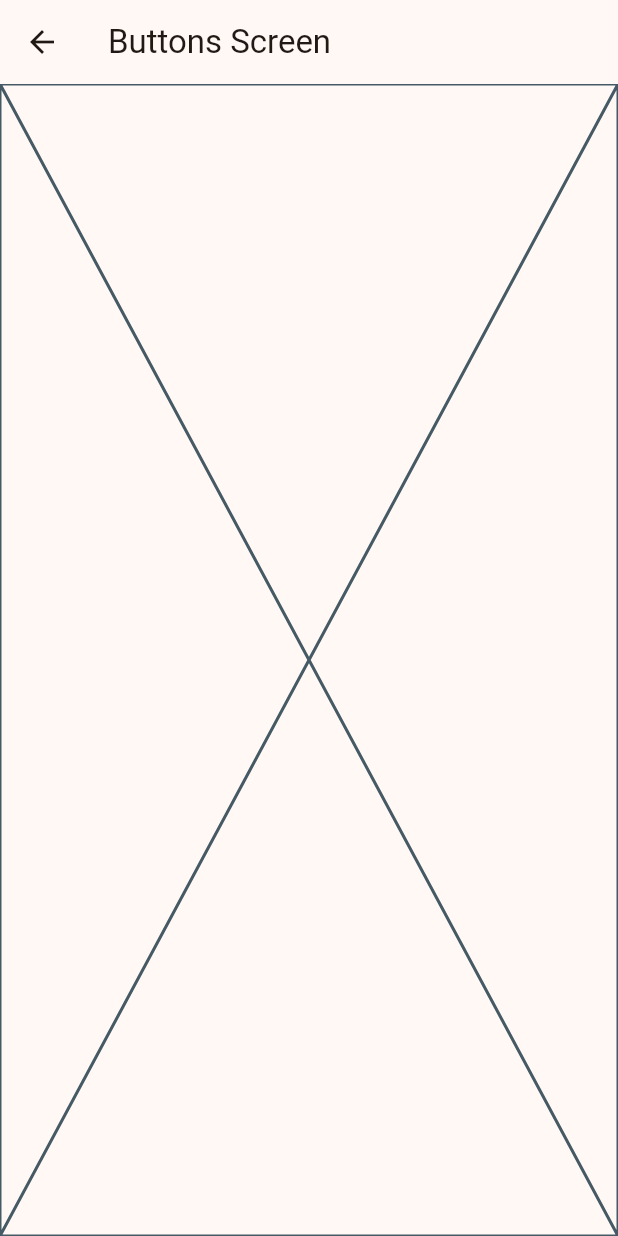
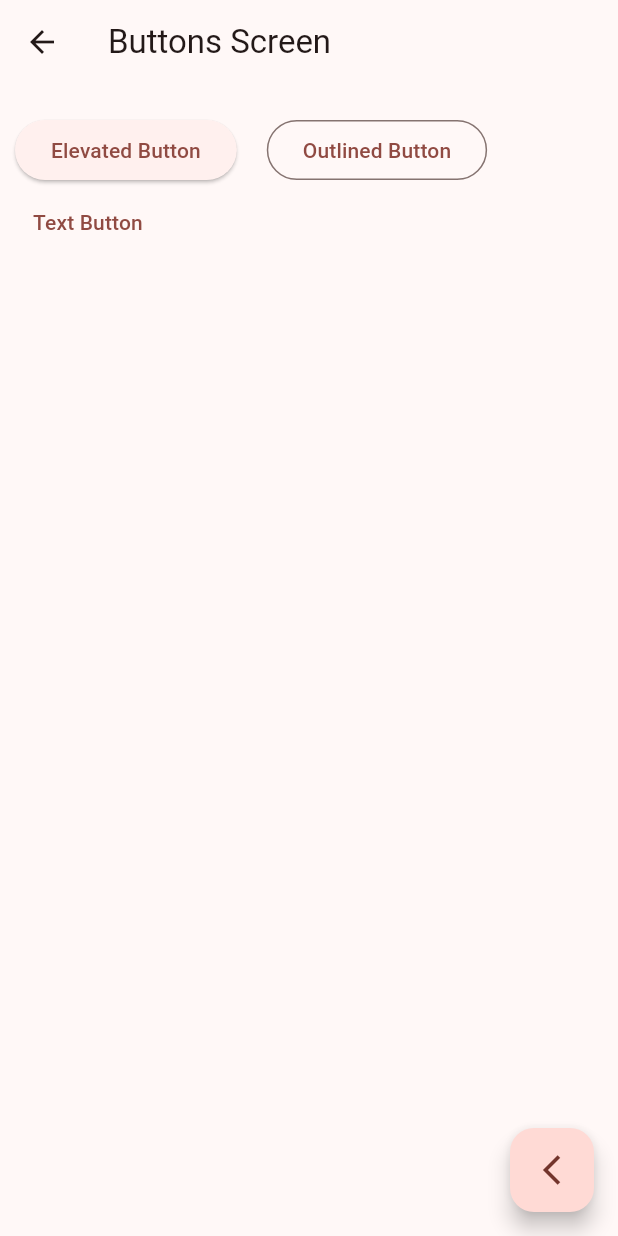
Before and after one commit to GermancitoDiaz/Sesion04Mar-DiazBrise-o, a Flutter app: the screen it shows after launch, after a tap on "Home", on a phone screen of 412 x 824 dp. Run offline on Flutter 3.47's test engine with Material 3 defaults, Android fonts, the phone set to English and light mode, and no system bars; our stand-ins replace go_router; network calls fail.

Commit message:
Actualización

```diff
--- a/lib/config/config/menu_items.dart
+++ b/lib/config/config/menu_items.dart
@@ -18,13 +18,13 @@ const menuItems = <MenuItems>[
   MenuItems(
     title: 'Home',
     subtitle: 'Go to home screen',
-    link: '/home',
+    link: '/buttons',
     icon: Icons.smart_button_outlined,
   ),
   MenuItems(
     title: 'Profile',
     subtitle: 'View your profile',
-    link: '/profile',
+    link: '/cards',
     icon: Icons.credit_card_outlined,
   ),
 ];
--- /dev/null
+++ b/lib/config/router/app_router.dart
@@ -0,0 +1,22 @@
+import 'package:go_router/go_router.dart';
+import 'package:widget_diazbriseno/presentation/screens/screens.dart';
+
+final appRouter = GoRouter(
+  routes: [
+    GoRoute(
+      path: '/',
+      name: HomeScreen.name,
+      builder: (context, state) =>  const HomeScreen(),
+    ),
+    GoRoute(
+      path: '/buttons',
+      name: ButtonsScreen.name,
+      builder: (context, state) =>  const ButtonsScreen(),
+    ),
+    GoRoute(
+      path: '/cards',
+      name: CardsScreen.name,
+      builder: (context, state) =>  const CardsScreen(),
+    ),
+  ],
+);
--- a/lib/main.dart
+++ b/lib/main.dart
@@ -1,6 +1,6 @@
 import 'package:flutter/material.dart';
+import 'package:widget_diazbriseno/config/router/app_router.dart';
 import 'package:widget_diazbriseno/config/theme/app_theme.dart';
-import 'package:widget_diazbriseno/presentation/screens/home/home_screen.dart';
 
 void main() {
   runApp(const MainApp());
@@ -11,10 +11,10 @@ class MainApp extends StatelessWidget {
 
   @override
   Widget build(BuildContext context) {
-    return MaterialApp(
+    return MaterialApp.router(
       debugShowCheckedModeBanner: false,
-      theme: AppTheme(selectedColor: 3).themeData(),
-      home: HomeScreen(),
+      theme: AppTheme(selectedColor: 0).themeData(),
+      routerConfig: appRouter,
     );
   }
 }
--- a/lib/presentation/buttons/buttons_screen.dart
+++ b/lib/presentation/buttons/buttons_screen.dart
@@ -1,13 +1,48 @@
 import 'package:flutter/material.dart';
+import 'package:go_router/go_router.dart';
 
 class ButtonsScreen extends StatelessWidget {
+  static const String name = 'buttons_screen';
   const ButtonsScreen({super.key});
 
   @override
   Widget build(BuildContext context) {
     return Scaffold(
       appBar: AppBar(title: const Text('Buttons Screen')),
-      body: Placeholder(),
+      body: const _ButtonView(),
+      floatingActionButton: FloatingActionButton(
+        onPressed: () {
+          context.pop();
+        },
+        child: const Icon(Icons.arrow_back_ios_outlined),
+      ),
     );
   }
 }
+
+class _ButtonView extends StatelessWidget {
+  const _ButtonView();
+
+  @override
+  Widget build(BuildContext context) {
+    return Padding(
+      padding: const EdgeInsets.symmetric(horizontal: 10, vertical: 20),
+      child: Wrap(
+        spacing: 10,
+        children: [
+          ElevatedButton(
+            onPressed: () {},
+            child: const Text('Elevated Button'),
+          ),
+          const SizedBox(height: 10),
+          OutlinedButton(
+            onPressed: () {},
+            child: const Text('Outlined Button'),
+          ),
+          const SizedBox(height: 10),
+          TextButton(onPressed: () {}, child: const Text('Text Button')),
+        ],
+      ),
+    );
+  }
+}
--- a/lib/presentation/screens/home/home_screen.dart
+++ b/lib/presentation/screens/home/home_screen.dart
@@ -1,15 +1,16 @@
 import 'package:flutter/material.dart';
 import 'package:widget_diazbriseno/config/config/menu_items.dart';
-import 'package:widget_diazbriseno/presentation/buttons/buttons_screen.dart';
+import 'package:go_router/go_router.dart';
 
 class HomeScreen extends StatelessWidget {
-  const HomeScreen({super.key});
+  static const String name = 'home_screen';
+  const HomeScreen({Key? key}) : super(key: key);
 
   @override
   Widget build(BuildContext context) {
     return Scaffold(
       appBar: AppBar(title: const Text('Flutter + Material 3')),
-      body: const _HomeView(),
+      body: _HomeView(),
     );
   }
 }
@@ -43,9 +44,8 @@ class _CustomListTitle extends StatelessWidget {
       title: Text(menuItem.title),
       subtitle: Text(menuItem.subtitle),
       onTap: () {
-        Navigator.of(
-          context,
-        ).push(MaterialPageRoute(builder: (context) => const ButtonsScreen()));
+
+        context.push(menuItem.link);
       },
     );
   }
--- /dev/null
+++ b/lib/presentation/screens/screens.dart
@@ -0,0 +1,3 @@
+export 'package:widget_diazbriseno/presentation/buttons/buttons_screen.dart';
+export 'package:widget_diazbriseno/presentation/screens/cards/cards_screen.dart';
+export 'package:widget_diazbriseno/presentation/screens/home/home_screen.dart';
--- a/pubspec.yaml
+++ b/pubspec.yaml
@@ -9,6 +9,7 @@ environment:
 dependencies:
   flutter:
     sdk: flutter
+  go_router: ^17.1.0
 
 dev_dependencies:
   flutter_test:
```
Also changed, not shown: lib/presentation/screens/cards/cards_screen.dart (+80 -1 lines), pubspec.lock.
